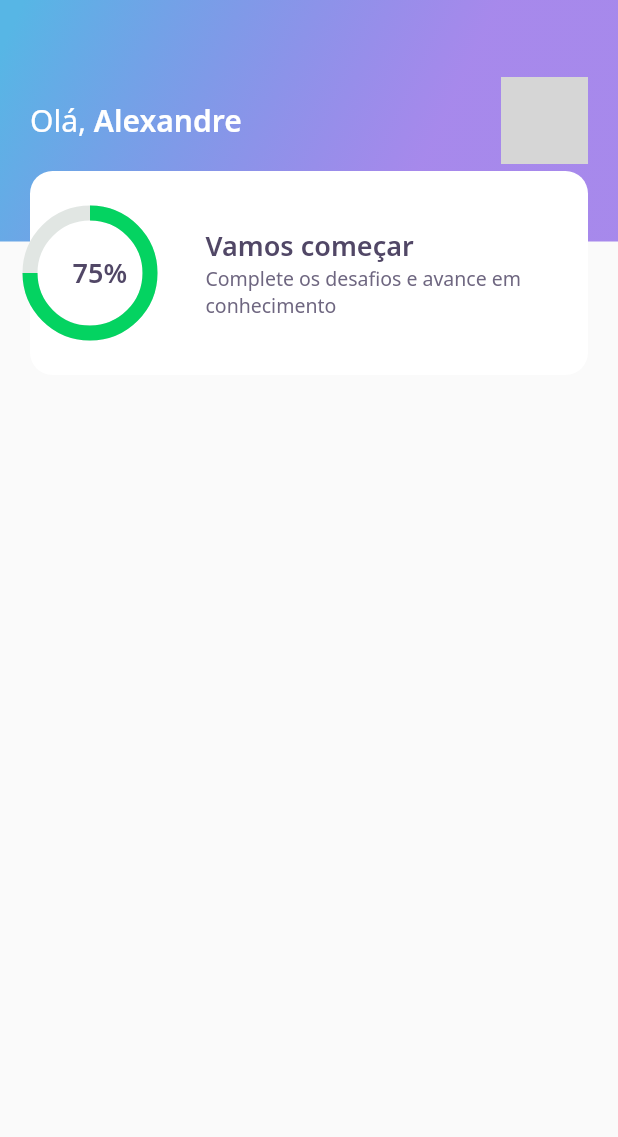
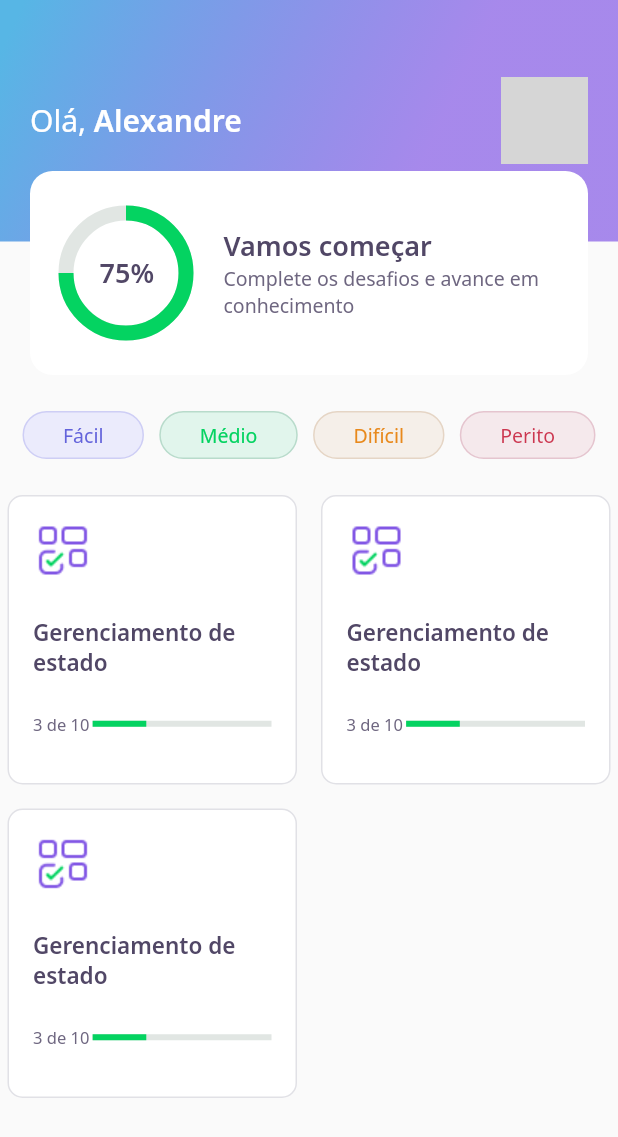
Before and after one commit to AlexandreTertuliano/DevQuiz, a Flutter app: the HomePage screen opened directly, on a phone screen of 412 x 824 dp. Shown: the top 1137 px of the screen. Run offline on Flutter 3.47's test engine with Material 2 defaults, Android fonts, the phone set to English and light mode, and no system bars; our stand-ins replace google_fonts; network calls fail; grey boxes are pictures that could not be loaded.

Commit message:
dia 02 parte 1

```diff
--- /dev/null
+++ b/lib/challenge/challenge_page.dart
@@ -0,0 +1,19 @@
+import 'package:DevQuiz/challenge/widgets/question_indicator/question_indication.dart';
+import 'package:flutter/material.dart';
+
+class ChallengePage extends StatefulWidget {
+  @override
+  _ChallengePageState createState() => _ChallengePageState();
+}
+
+class _ChallengePageState extends State<ChallengePage> {
+  @override
+  Widget build(BuildContext context) {
+    return Scaffold(
+      appBar: PreferredSize(
+        preferredSize: Size.fromHeight(60),
+        child: SafeArea(top: true, child: QuestionIndicationWidget()),
+      ),
+    );
+  }
+}
--- /dev/null
+++ b/lib/challenge/widgets/question_indicator/question_indication.dart
@@ -0,0 +1,29 @@
+import 'package:DevQuiz/core/app_text_styles.dart';
+import 'package:DevQuiz/shared/widgets/progress_indicator/progress_indicator_widget.dart';
+import 'package:flutter/material.dart';
+
+class QuestionIndicationWidget extends StatelessWidget {
+  @override
+  Widget build(BuildContext context) {
+    return Padding(
+      padding: const EdgeInsets.all(8.0),
+      child: Container(
+        child: Column(
+          children: [
+            Row(
+              mainAxisAlignment: MainAxisAlignment.spaceBetween,
+              children: [
+                Text(
+                  "Questão 04",
+                  style: AppTextStyles.body,
+                ),
+                Text("de 10", style: AppTextStyles.body),
+              ],
+            ),
+            ProgressIndicatorWidget(value: 0.7)
+          ],
+        ),
+      ),
+    );
+  }
+}
--- a/lib/core/app_widget.dart
+++ b/lib/core/app_widget.dart
@@ -1,3 +1,4 @@
+import 'package:DevQuiz/challenge/challenge_page.dart';
 import 'package:DevQuiz/home/home_page.dart';
 import 'package:DevQuiz/splash/splash_page.dart';
 import 'package:flutter/material.dart';
@@ -8,7 +9,7 @@ class AppWidget extends StatelessWidget {
     return MaterialApp(
       title: "DevQuiz",
       debugShowCheckedModeBanner: false,
-      home: HomePage(),
+      home: ChallengePage(),
     );
   }
 }
--- a/lib/home/home_page.dart
+++ b/lib/home/home_page.dart
@@ -1,4 +1,6 @@
 import 'package:DevQuiz/home/widgets/app_bar_widget.dart';
+import 'package:DevQuiz/home/widgets/level_button/level_button_widget.dart';
+import 'package:DevQuiz/home/widgets/quiz_card/quiz_card_widget.dart';
 import 'package:flutter/material.dart';
 
 class HomePage extends StatefulWidget {
@@ -12,6 +14,51 @@ class _HomePageState extends State<HomePage> {
     return Container(
       child: Scaffold(
         appBar: AppBarWidget(),
+        body: Padding(
+          padding: const EdgeInsets.symmetric(horizontal: 5),
+          child: Column(
+            children: [
+              SizedBox(
+                height: 24,
+              ),
+              Padding(
+                padding: const EdgeInsets.symmetric(horizontal: 10),
+                child: Row(
+                  mainAxisAlignment: MainAxisAlignment.spaceBetween,
+                  children: [
+                    LevelButtonWidget(
+                      label: 'Fácil',
+                    ),
+                    LevelButtonWidget(
+                      label: 'Médio',
+                    ),
+                    LevelButtonWidget(
+                      label: 'Difícil',
+                    ),
+                    LevelButtonWidget(
+                      label: 'Perito',
+                    ),
+                  ],
+                ),
+              ),
+              SizedBox(
+                height: 24,
+              ),
+              Expanded(
+                child: GridView.count(
+                  crossAxisSpacing: 16,
+                  mainAxisSpacing: 16,
+                  crossAxisCount: 2,
+                  children: [
+                    QuizCardWidget(),
+                    QuizCardWidget(),
+                    QuizCardWidget(),
+                  ],
+                ),
+              )
+            ],
+          ),
+        ),
       ),
     );
   }
--- /dev/null
+++ b/lib/home/widgets/level_button/level_button_widget.dart
@@ -0,0 +1,59 @@
+import 'package:DevQuiz/core/app_colors.dart';
+import 'package:DevQuiz/core/app_text_styles.dart';
+import 'package:flutter/material.dart';
+import 'package:google_fonts/google_fonts.dart';
+
+class LevelButtonWidget extends StatelessWidget {
+  final String label;
+
+  LevelButtonWidget({Key? key, required this.label})
+      : assert(["Fácil", "Médio", "Difícil", "Perito"].contains(label)),
+        super(key: key);
+
+  final config = {
+    "Fácil": {
+      "color": AppColors.levelButtonFacil,
+      "borderColor": AppColors.levelButtonBorderFacil,
+      "fontColor": AppColors.levelButtonTextFacil,
+    },
+    "Médio": {
+      "color": AppColors.levelButtonMedio,
+      "borderColor": AppColors.levelButtonBorderMedio,
+      "fontColor": AppColors.levelButtonTextMedio,
+    },
+    "Difícil": {
+      "color": AppColors.levelButtonDificil,
+      "borderColor": AppColors.levelButtonBorderDificil,
+      "fontColor": AppColors.levelButtonTextDificil,
+    },
+    "Perito": {
+      "color": AppColors.levelButtonPerito,
+      "borderColor": AppColors.levelButtonBorderPerito,
+      "fontColor": AppColors.levelButtonTextPerito,
+    },
+  };
+
+  Color get color => config[label]!['color']!;
+  Color get borderColor => config[label]!['borderColor']!;
+  Color get fontColor => config[label]!['fontColor']!;
+
+  @override
+  Widget build(BuildContext context) {
+    return Container(
+      decoration: BoxDecoration(
+          color: color,
+          border: Border.fromBorderSide(BorderSide(color: borderColor)),
+          borderRadius: BorderRadius.circular(28)),
+      child: Padding(
+        padding: const EdgeInsets.symmetric(horizontal: 26, vertical: 6),
+        child: Text(
+          label,
+          style: GoogleFonts.notoSans(
+            color: fontColor,
+            fontSize: 13,
+          ),
+        ),
+      ),
+    );
+  }
+}
--- /dev/null
+++ b/lib/home/widgets/quiz_card/quiz_card_widget.dart
@@ -0,0 +1,55 @@
+import 'package:DevQuiz/core/app_colors.dart';
+import 'package:DevQuiz/core/app_images.dart';
+import 'package:DevQuiz/core/app_text_styles.dart';
+import 'package:DevQuiz/shared/widgets/progress_indicator/progress_indicator_widget.dart';
+import 'package:flutter/material.dart';
+
+class QuizCardWidget extends StatelessWidget {
+  @override
+  Widget build(BuildContext context) {
+    return Container(
+      padding: EdgeInsets.all(16),
+      decoration: BoxDecoration(
+        border: Border.fromBorderSide(BorderSide(color: AppColors.border)),
+        color: AppColors.white,
+        borderRadius: BorderRadius.circular(10),
+      ),
+      child: Column(
+        crossAxisAlignment: CrossAxisAlignment.start,
+        children: [
+          Container(
+            height: 40,
+            width: 40,
+            child: Image.asset(AppImages.blocks),
+          ),
+          SizedBox(
+            height: 24,
+          ),
+          Text(
+            'Gerenciamento de estado',
+            style: AppTextStyles.heading15,
+          ),
+          SizedBox(
+            height: 24,
+          ),
+          Row(
+            children: [
+              Expanded(
+                flex: 1,
+                child: Text(
+                  '3 de 10',
+                  style: AppTextStyles.body11,
+                ),
+              ),
+              Expanded(
+                  flex: 3,
+                  child: ProgressIndicatorWidget(
+                    value: 0.3,
+                  ))
+            ],
+          )
+        ],
+      ),
+    );
+  }
+}
--- a/lib/home/widgets/score_card/score_card_widget.dart
+++ b/lib/home/widgets/score_card/score_card_widget.dart
@@ -12,7 +12,10 @@ class ScoreCardWidget extends StatelessWidget {
           height: 136,
           decoration: BoxDecoration(
               color: AppColors.white, borderRadius: BorderRadius.circular(15)),
-          child: Row(crossAxisAlignment: CrossAxisAlignment.center, children: [
+          child: Padding(
+            padding: const EdgeInsets.symmetric(horizontal: 24),
+            child:
+                Row(crossAxisAlignment: CrossAxisAlignment.center, children: [
               Expanded(
                 flex: 1,
                 child: ChartWidget(),
@@ -37,7 +40,8 @@ class ScoreCardWidget extends StatelessWidget {
                   ),
                 ),
               ),
-          ])),
+            ]),
+          )),
     );
   }
 }
--- /dev/null
+++ b/lib/shared/widgets/progress_indicator/progress_indicator_widget.dart
@@ -0,0 +1,17 @@
+import 'package:DevQuiz/core/app_colors.dart';
+import 'package:flutter/material.dart';
+
+class ProgressIndicatorWidget extends StatelessWidget {
+  final double value;
+
+  const ProgressIndicatorWidget({Key? key, required this.value})
+      : super(key: key);
+  @override
+  Widget build(BuildContext context) {
+    return LinearProgressIndicator(
+      value: value,
+      backgroundColor: AppColors.chartSecondary,
+      valueColor: AlwaysStoppedAnimation<Color>(AppColors.chartPrimary),
+    );
+  }
+}
```
Also changed, not shown: 1 other file. Lines whose indentation alone changed are shown as unchanged.
